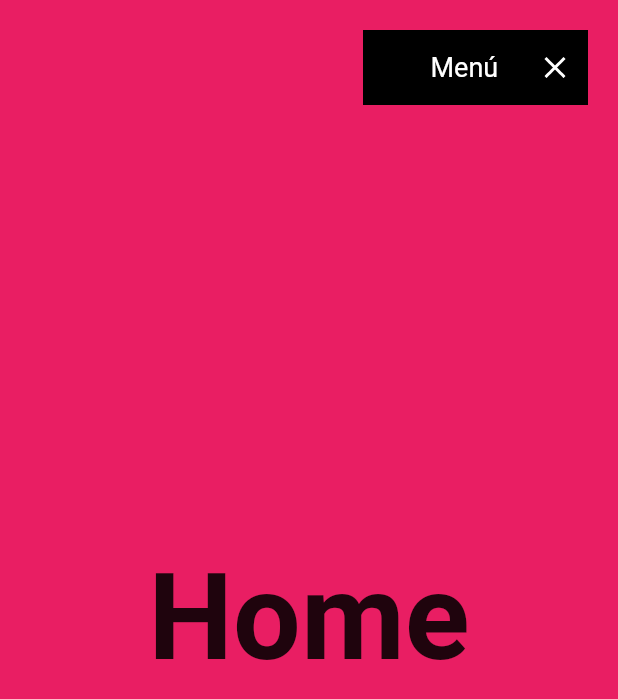
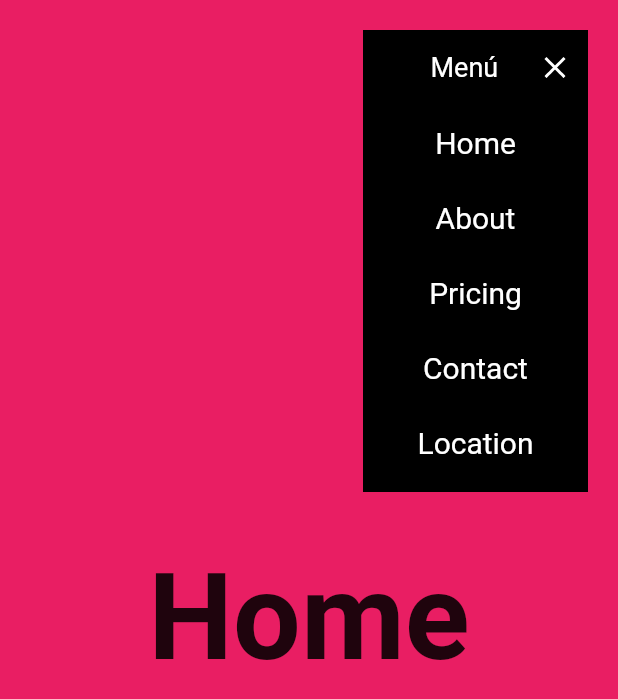
Before and after one commit to agusci21/landing_page, a Flutter app: the screen it shows after launch, after a tap on "Menú", on a phone screen of 412 x 824 dp. Shown: the top 699 px of the screen. Run offline on Flutter 3.47's test engine with Material 2 defaults, Android fonts, the phone set to English and light mode, and no system bars; our stand-ins replace fluro, google_fonts.

Commit message:
Menu Item

```diff
--- a/lib/ui/shared/custom_app_menu.dart
+++ b/lib/ui/shared/custom_app_menu.dart
@@ -1,5 +1,6 @@
 import 'package:flutter/material.dart';
 import 'package:google_fonts/google_fonts.dart';
+import 'package:vertical_landing_page/ui/shared/custom_menu_item.dart';
 
 class CustomAppMenu extends StatefulWidget {
   const CustomAppMenu({Key? key}) : super(key: key);
@@ -38,8 +39,44 @@ class _CustomAppMenuState extends State<CustomAppMenu>
         child: Container(
             padding: const EdgeInsets.symmetric(horizontal: 10),
             width: 150,
+            height: isOpen ? 308 : 50,
+            color: Colors.black,
+            child: Column(
+              children: [
+                _MenuTitle(isOpen: isOpen, controller: controller),
+                if (isOpen) ...[
+                  //Operador Spread = Si se cumple la condicion de injectan estos elementos a un arreglo
+                  CustomMenuItem(text: 'Home', onPressed: () {}),
+                  CustomMenuItem(text: 'About', onPressed: () {}),
+                  CustomMenuItem(text: 'Pricing', onPressed: () {}),
+                  CustomMenuItem(text: 'Contact', onPressed: () {}),
+                  CustomMenuItem(text: 'Location', onPressed: () {}),
+                  const SizedBox(
+                    height: 8,
+                  )
+                ]
+              ],
+            )),
+      ),
+    );
+  }
+}
+
+class _MenuTitle extends StatelessWidget {
+  const _MenuTitle({
+    Key? key,
+    required this.isOpen,
+    required this.controller,
+  }) : super(key: key);
+
+  final bool isOpen;
+  final AnimationController controller;
+
+  @override
+  Widget build(BuildContext context) {
+    return SizedBox(
+      width: 150,
       height: 50,
-          color: Colors.black,
       child: Row(
         children: [
           AnimatedContainer(
@@ -57,8 +94,6 @@ class _CustomAppMenuState extends State<CustomAppMenu>
           )
         ],
       ),
-        ),
-      ),
     );
   }
 }
--- /dev/null
+++ b/lib/ui/shared/custom_menu_item.dart
@@ -0,0 +1,45 @@
+import 'package:flutter/material.dart';
+import 'package:google_fonts/google_fonts.dart';
+
+class CustomMenuItem extends StatefulWidget {
+  final String text;
+  final Function onPressed;
+
+  const CustomMenuItem({Key? key, required this.text, required this.onPressed})
+      : super(key: key);
+
+  @override
+  _CustomMenuItemState createState() => _CustomMenuItemState();
+}
+
+class _CustomMenuItemState extends State<CustomMenuItem> {
+  bool isHover = false;
+  @override
+  Widget build(BuildContext context) {
+    return MouseRegion(
+      onEnter: (_) {
+        setState(() => isHover = true);
+      },
+      onExit: (_) {
+        setState(() {
+          isHover = false;
+        });
+      },
+      child: GestureDetector(
+        onTap: widget.onPressed(),
+        child: AnimatedContainer(
+          duration: const Duration(milliseconds: 300),
+          width: 150,
+          height: 50,
+          color: isHover ? Colors.pinkAccent : Colors.black,
+          child: Center(
+            child: Text(
+              widget.text,
+              style: GoogleFonts.roboto(fontSize: 20, color: Colors.white),
+            ),
+          ),
+        ),
+      ),
+    );
+  }
+}
```
Lines whose indentation alone changed are shown as unchanged.
